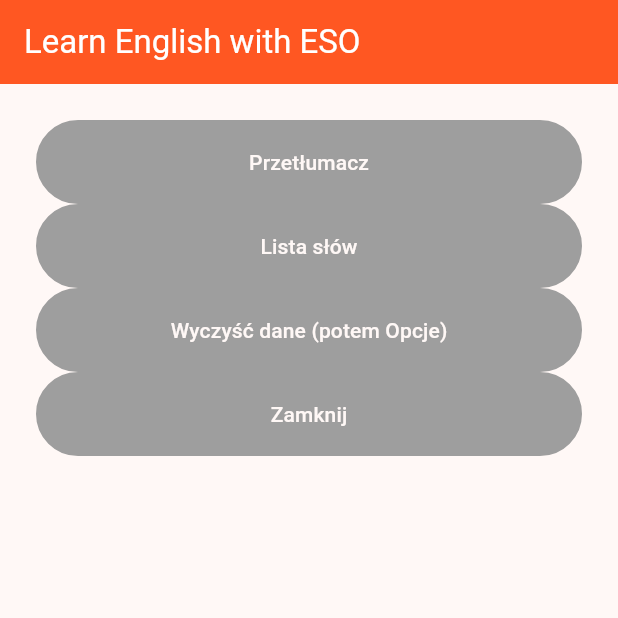
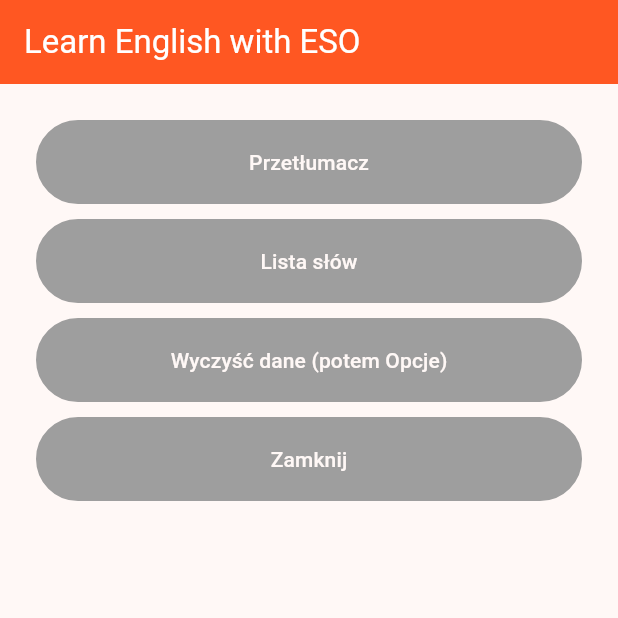
Before and after one commit to Funiek/learn-eso, a Flutter app: the screen it shows after launch, on a phone screen of 412 x 824 dp, the top half of it. Run offline on Flutter 3.47's test engine with Material 2 defaults, Android fonts, the phone set to English and light mode, and no system bars.

Commit message:
added launcher icon and padding between buttons

```diff
--- a/lib/main.dart
+++ b/lib/main.dart
@@ -45,11 +45,19 @@
       body: Center(
         child: ListView(
           padding: const EdgeInsets.all(24),
-
-          children: const <MenuButton>[
+          children: const [
             MenuButton(inlineText: 'Przetłumacz'),
+            SizedBox(
+              height: 10,
+            ),
             MenuButton(inlineText: 'Lista słów'),
+            SizedBox(
+              height: 10,
+            ),
             MenuButton(inlineText: 'Wyczyść dane (potem Opcje)'),
+            SizedBox(
+              height: 10,
+            ),
             MenuButton(inlineText: 'Zamknij'),
           ],
         ),
```
Also changed, not shown: 22 other files.
